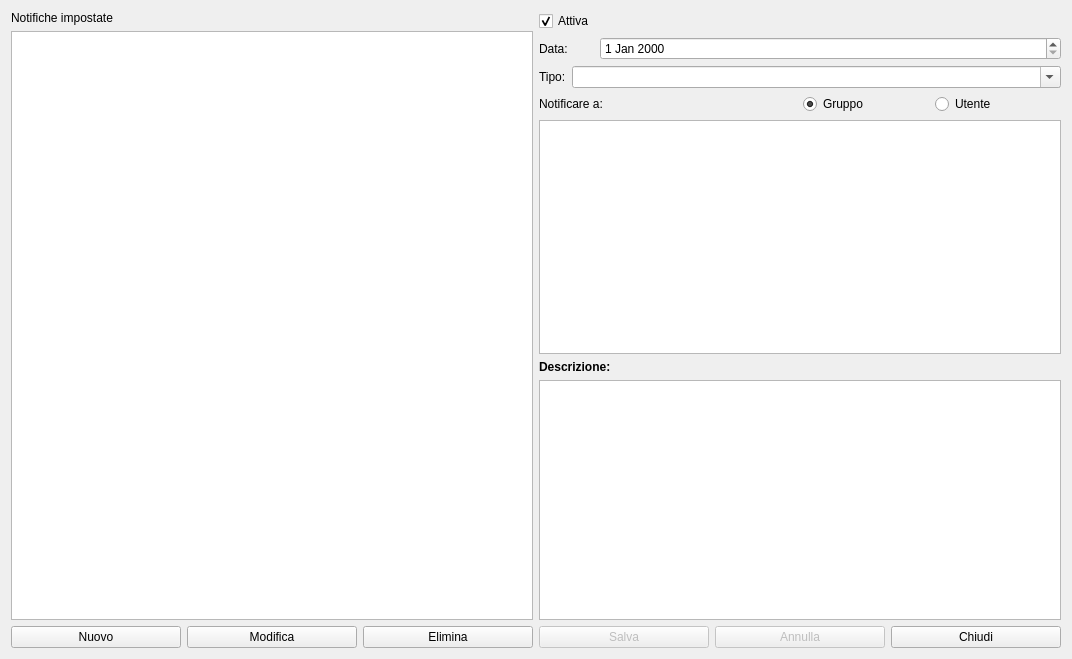
First picture: the form in halarm.ui, repository fblabs/hamlet-mod-sancon, before the edit.
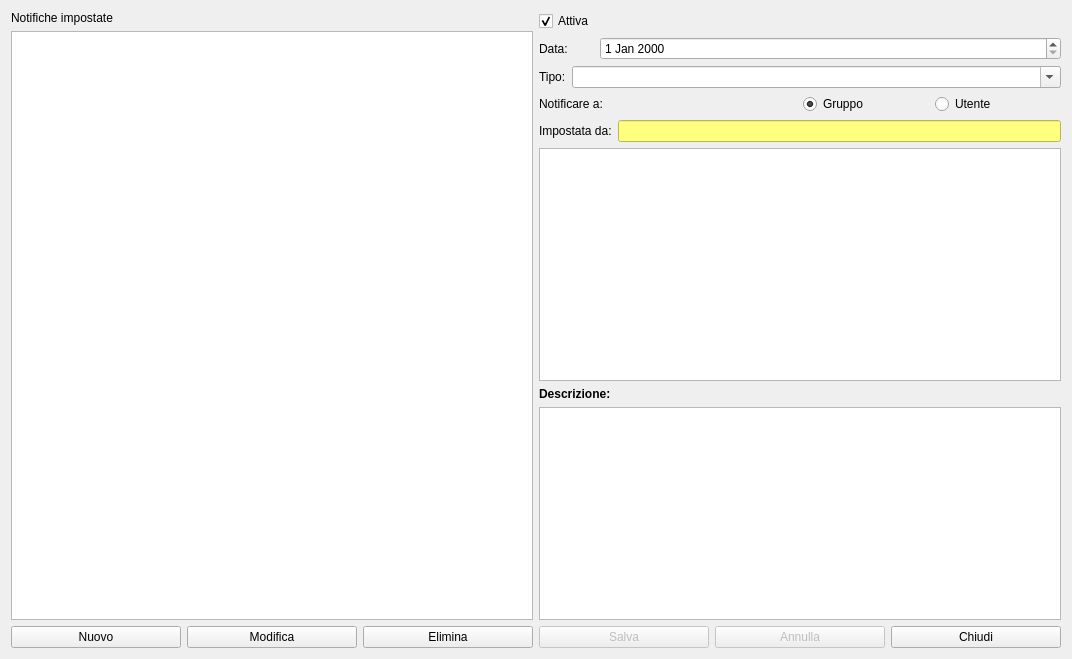
Second picture: the form after the edit. Icons and pictures are not drawn.

Diff of the .ui file:
```diff
--- a/halarm.ui
+++ b/halarm.ui
@@ -20,7 +20,7 @@
    <iconset resource="icons.qrc">
     <normaloff>:/Resources/Chat.PNG</normaloff>:/Resources/Chat.PNG</iconset>
   </property>
-  <layout class="QVBoxLayout" name="verticalLayout_5">
+  <layout class="QVBoxLayout" name="verticalLayout_4">
    <item>
     <layout class="QHBoxLayout" name="horizontalLayout_5">
      <item>
@@ -54,7 +54,7 @@
       </layout>
      </item>
      <item>
-      <layout class="QVBoxLayout" name="verticalLayout_4">
+      <layout class="QVBoxLayout" name="verticalLayout">
        <item>
         <layout class="QHBoxLayout" name="horizontalLayout">
          <item>
@@ -108,8 +108,6 @@
         </layout>
        </item>
        <item>
-        <layout class="QVBoxLayout" name="verticalLayout">
-         <item>
           <layout class="QHBoxLayout" name="horizontalLayout_3">
            <item>
             <widget class="QLabel" name="label_4">
@@ -141,6 +139,27 @@
            </item>
           </layout>
          </item>
+       <item>
+        <layout class="QFormLayout" name="formLayout_2">
+         <item row="0" column="0">
+          <widget class="QLabel" name="label">
+           <property name="text">
+            <string>Impostata da:</string>
+           </property>
+          </widget>
+         </item>
+         <item row="0" column="1">
+          <widget class="QLineEdit" name="leCreator">
+           <property name="styleSheet">
+            <string notr="true">background-color: rgb(255, 255, 127);</string>
+           </property>
+           <property name="readOnly">
+            <bool>true</bool>
+           </property>
+          </widget>
+         </item>
+        </layout>
+       </item>
          <item>
           <widget class="QListView" name="lvTarget">
            <property name="editTriggers">
@@ -159,8 +178,6 @@
             <enum>QListView::ListMode</enum>
            </property>
           </widget>
-         </item>
-        </layout>
        </item>
        <item>
         <layout class="QVBoxLayout" name="verticalLayout_3">
```
Left out of the diff: 2 changed lines with no effect on the pictures. Lines whose indentation alone changed are shown as unchanged.
